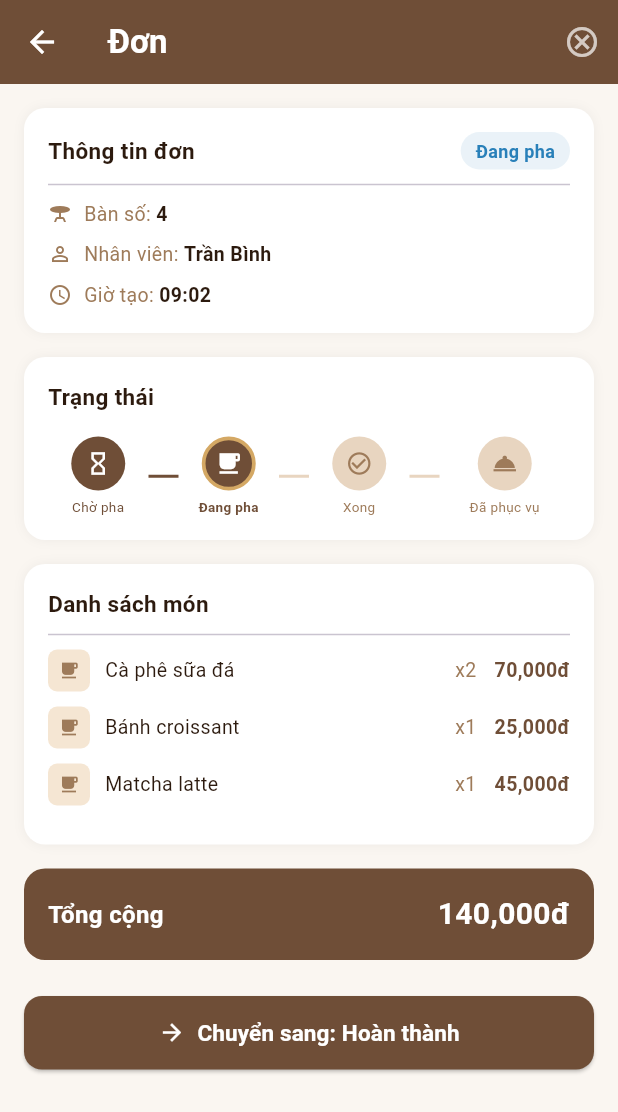
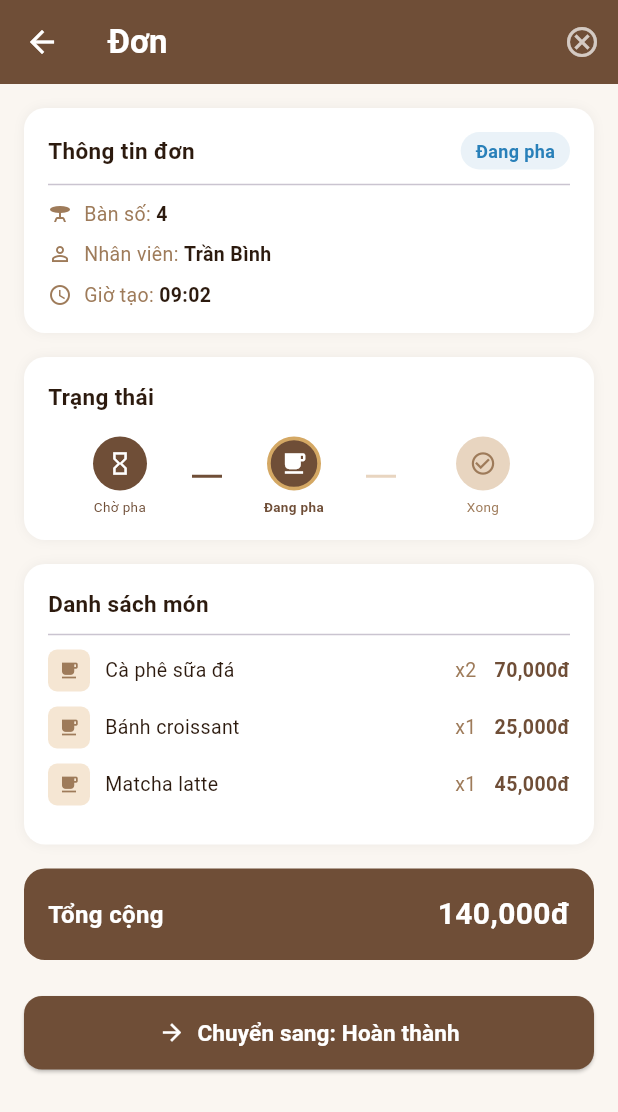
Before and after one commit to ankoongggg/PRM393_Coffee, a Flutter app: the OrderDetailScreen screen opened by its route, on a phone screen of 412 x 824 dp. Shown: the top 1112 px of the screen. Run offline on Flutter 3.47's test engine with Material 3 defaults, Android fonts, the light colour scheme and no system bars; our stand-ins replace cloud_firestore, firebase_core, google_fonts, image_picker; accounts and stored records are empty.

Commit message:
refactor: Remove 'served' status from order management screens to streamline order status handling

```diff
--- a/lib/screens/manager/order_management/order_detail_screen.dart
+++ b/lib/screens/manager/order_management/order_detail_screen.dart
@@ -12,7 +12,7 @@ class _OrderDetailScreenState extends State<OrderDetailScreen> {
   // TODO: replace with OrderProvider.getOrderById(orderId)
   late Map<String, dynamic> _order;
 
-  final _statusFlow = ['pending', 'preparing', 'completed', 'served'];
+  final _statusFlow = ['pending', 'preparing', 'completed'];
 
   @override
   void initState() {
@@ -42,7 +42,6 @@ class _OrderDetailScreenState extends State<OrderDetailScreen> {
     'pending' => const Color(0xFFE67E22),
     'preparing' => const Color(0xFF2980B9),
     'completed' => const Color(0xFF27AE60),
-    'served' => const Color(0xFF8E44AD),
     'cancelled' => Colors.grey,
     _ => Colors.grey,
   };
@@ -51,7 +50,6 @@ class _OrderDetailScreenState extends State<OrderDetailScreen> {
     'pending' => 'Chờ pha',
     'preparing' => 'Đang pha',
     'completed' => 'Hoàn thành',
-    'served' => 'Đã phục vụ',
     'cancelled' => 'Đã hủy',
     _ => s,
   };
@@ -200,7 +198,6 @@ class _OrderDetailScreenState extends State<OrderDetailScreen> {
       {'key': 'pending', 'label': 'Chờ pha', 'icon': Icons.hourglass_empty},
       {'key': 'preparing', 'label': 'Đang pha', 'icon': Icons.local_cafe},
       {'key': 'completed', 'label': 'Xong', 'icon': Icons.check_circle_outline},
-      {'key': 'served', 'label': 'Đã phục vụ', 'icon': Icons.room_service},
     ];
     final currentIndex = _statusFlow.indexOf(_order['status']);
 
--- a/lib/screens/manager/order_management/order_list_screen.dart
+++ b/lib/screens/manager/order_management/order_list_screen.dart
@@ -11,10 +11,10 @@ class OrderListScreen extends StatefulWidget {
 
 class _OrderListScreenState extends State<OrderListScreen> {
   String _selectedFilter = 'all';
-  final _filters = ['all', 'pending', 'preparing', 'completed', 'served', 'cancelled'];
+  final _filters = ['all', 'pending', 'preparing', 'completed', 'cancelled'];
   final _filterLabels = {
     'all': 'Tất cả', 'pending': 'Chờ pha', 'preparing': 'Đang pha',
-    'completed': 'Xong', 'served': 'Đã phục vụ', 'cancelled': 'Đã hủy',
+    'completed': 'Xong', 'cancelled': 'Đã hủy',
   };
 
   @override
@@ -37,7 +37,6 @@ class _OrderListScreenState extends State<OrderListScreen> {
     'pending' => const Color(0xFFE67E22),
     'preparing' => const Color(0xFF2980B9),
     'completed' => const Color(0xFF27AE60),
-    'served' => const Color(0xFF8E44AD),
     'cancelled' => Colors.grey,
     _ => Colors.grey,
   };
@@ -46,7 +45,6 @@ class _OrderListScreenState extends State<OrderListScreen> {
     'pending' => 'Chờ pha',
     'preparing' => 'Đang pha',
     'completed' => 'Hoàn thành',
-    'served' => 'Đã phục vụ',
     'cancelled' => 'Đã hủy',
     _ => s,
   };
```
Also changed, not shown: lib/screens/waiter/order/served_order_screen.dart (+1 -21 lines).
